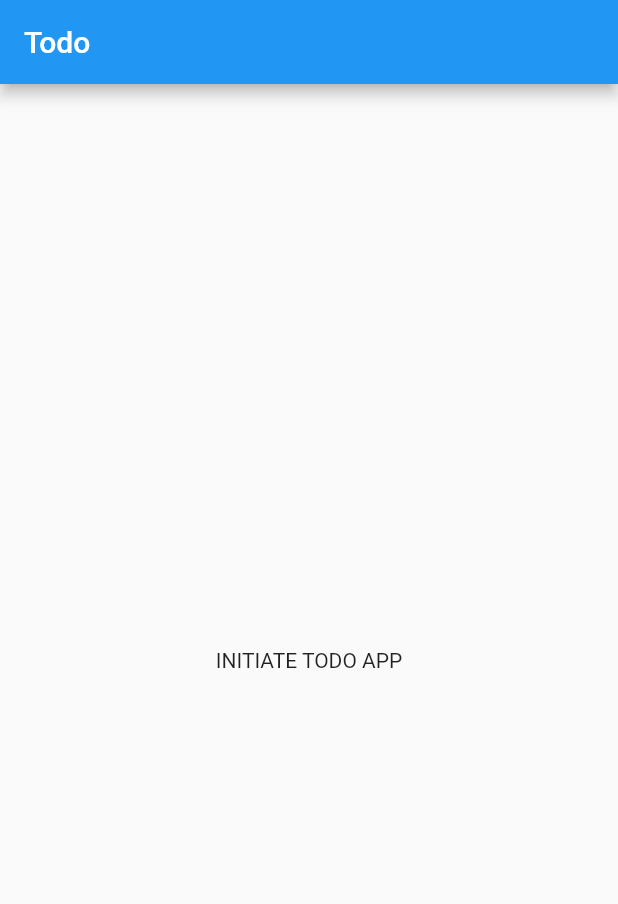
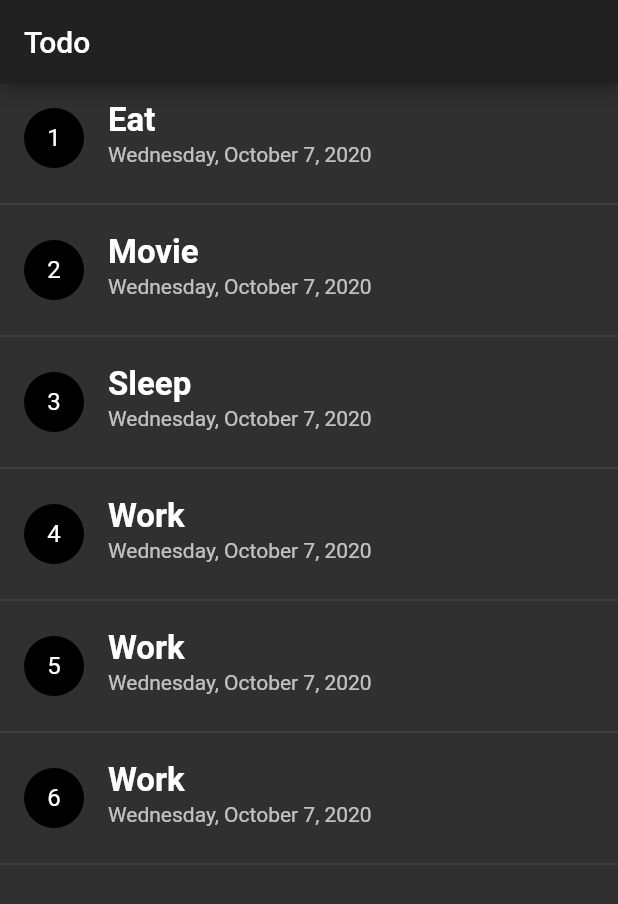
Before and after one commit to Junaidhassan99/todo_app, a Flutter app: the screen it shows after launch, on a phone screen of 412 x 824 dp. Shown: the top 904 px of the screen. Run offline on Flutter 3.47's test engine with Material 2 defaults, Android fonts, the phone set to English and light mode, and no system bars; our stand-ins replace get.

Commit message:
Home UI completed.

```diff
--- a/lib/main.dart
+++ b/lib/main.dart
@@ -1,5 +1,6 @@
 import 'package:flutter/material.dart';
 import 'package:get/get.dart';
+import 'package:todo_app/screens/home_screen.dart';
 
 void main() {
   runApp(TodoApp());
@@ -9,14 +10,11 @@ class TodoApp extends StatelessWidget {
   @override
   Widget build(BuildContext context) {
     return GetMaterialApp(
-      home: Scaffold(
-        appBar: AppBar(
-          title: Text('Todo'),
-        ),
-        body: Center(
-          child: Text('INITIATE TODO APP'),
-        ),
-      ),
+      theme: ThemeData.dark(),
+      home: HomeScreen(),
+      routes: {
+        HomeScreen.routeName: (_) => HomeScreen(),
+      },
     );
   }
 }
--- /dev/null
+++ b/lib/models/items.dart
@@ -0,0 +1,52 @@
+import 'package:flutter/cupertino.dart';
+import 'package:get/get.dart';
+
+class Item {
+  final String title;
+  final DateTime dateTime;
+  final String stringId;
+  Item({
+    @required this.dateTime,
+    @required this.stringId,
+    @required this.title,
+  });
+}
+
+class Items extends GetxController {
+  var _itemsData = [
+    Item(
+      dateTime: DateTime.now(),
+      stringId: '1',
+      title: 'Eat',
+    ),
+    Item(
+      dateTime: DateTime.now(),
+      stringId: '2',
+      title: 'Movie',
+    ),
+    Item(
+      dateTime: DateTime.now(),
+      stringId: '3',
+      title: 'Sleep',
+    ),
+     Item(
+      dateTime: DateTime.now(),
+      stringId: '4',
+      title: 'Work',
+    ),
+    Item(
+      dateTime: DateTime.now(),
+      stringId: '4',
+      title: 'Work',
+    ),
+    Item(
+      dateTime: DateTime.now(),
+      stringId: '4',
+      title: 'Work',
+    ),
+  ].obs;
+
+  List<Item> get getItems {
+    return _itemsData;
+  }
+}
--- /dev/null
+++ b/lib/screens/home_screen.dart
@@ -0,0 +1,34 @@
+import 'package:flutter/material.dart';
+import 'package:get/get.dart';
+
+import 'package:todo_app/models/items.dart';
+import 'package:todo_app/widgets/item_tile.dart';
+
+class HomeScreen extends StatelessWidget {
+  static const routeName = '/home-screen';
+
+  final itemsController = Get.put(Items());
+
+  @override
+  Widget build(BuildContext context) {
+    //final itemsData = itemsController.getItems;
+    return Scaffold(
+      appBar: AppBar(
+        title: Text('Todo'),
+      ),
+      body: Obx(
+        () => ListView.builder(
+          itemCount: itemsController.getItems.length,
+          itemBuilder: (_, index) {
+            final itemsIndexData = itemsController.getItems[index];
+            return ItemTile(
+              index: index,
+              title: itemsIndexData.title,
+              dateTime: itemsIndexData.dateTime,
+            );
+          },
+        ),
+      ),
+    );
+  }
+}
--- /dev/null
+++ b/lib/widgets/item_tile.dart
@@ -0,0 +1,41 @@
+
+import 'package:flutter/material.dart';
+import 'package:intl/intl.dart';
+
+class ItemTile extends StatelessWidget {
+  const ItemTile({
+    Key key,
+    @required this.index,
+    @required this.title,
+    @required this.dateTime,
+  }) : super(key: key);
+
+  final int index;
+  final String title;
+  final DateTime dateTime;
+
+  @override
+  Widget build(BuildContext context) {
+    return Column(
+      children: [
+        ListTile(
+          subtitle: Text('${DateFormat.yMMMMEEEEd().format(dateTime)}'),
+          leading: CircleAvatar(
+            child: Text(
+              '${index + 1}',
+              overflow: TextOverflow.ellipsis,
+            ),
+          ),
+          title: Text(
+            title,
+            style: TextStyle(
+              fontSize: 22,
+              fontWeight: FontWeight.bold,
+            ),
+          ),
+        ),
+        Divider(),
+      ],
+    );
+  }
+}
--- a/pubspec.yaml
+++ b/pubspec.yaml
@@ -24,6 +24,7 @@ dependencies:
   flutter:
     sdk: flutter
   get: ^3.12.1
+  intl: ^0.16.1
 
 
   # The following adds the Cupertino Icons font to your application.
```
Also changed, not shown: pubspec.lock.
